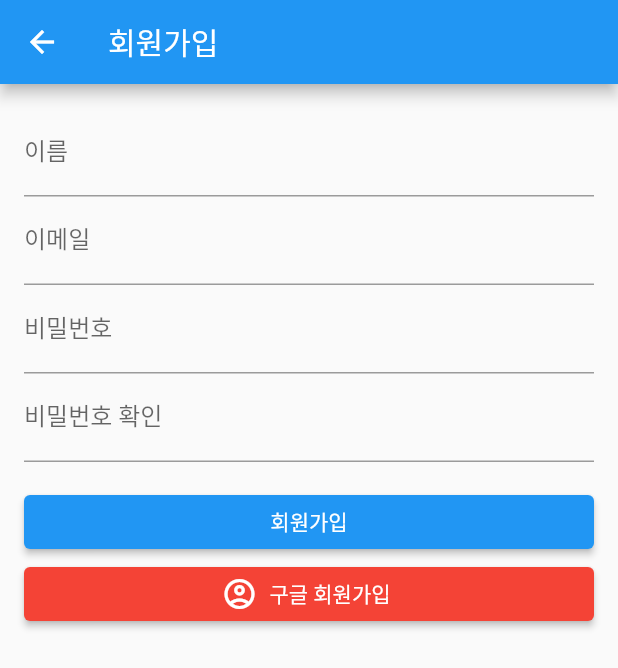
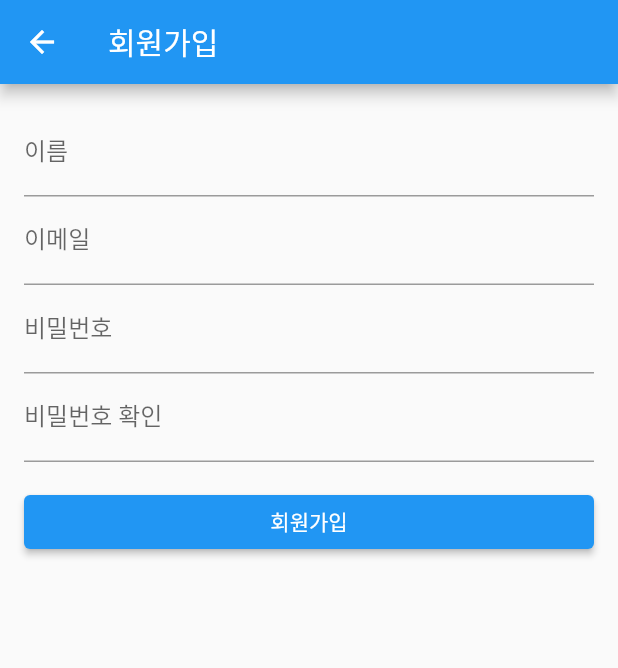
Before and after one commit to ehfdkdhswlgh/live_accident_application, a Flutter app: the RegisterPage screen opened directly, on a phone screen of 412 x 824 dp. Shown: the top 668 px of the screen. Run offline on Flutter 3.47's test engine with Material 2 defaults, Android fonts, the phone set to English and light mode, and no system bars; our stand-ins replace carousel_slider, cloud_firestore, firebase_auth, firebase_core, firebase_storage, fluttertoast and 6 more; accounts and stored records are empty.

Commit message:
김해찬

```diff
--- a/lib/haechan/login.dart
+++ b/lib/haechan/login.dart
@@ -40,6 +40,8 @@ class _MyHomePageState extends State<MyHomePage> {
   final TextEditingController _emailController = TextEditingController();
   final TextEditingController _passwordController = TextEditingController();
 
+  String my_email = 'hae507@gmail.com';
+  String my_pw = '123456';
 
 
   _login() async {
@@ -117,6 +119,7 @@ class _MyHomePageState extends State<MyHomePage> {
             children: <Widget>[
               TextFormField(
                 controller: _emailController,
+                // initialValue: 'hae507@gmail.com',
                 decoration: InputDecoration(
                   labelText: '이메일',
                 ),
@@ -129,6 +132,7 @@ class _MyHomePageState extends State<MyHomePage> {
               ),
               TextFormField(
                 controller: _passwordController,
+                // initialValue: '123456',
                 obscureText: true,
                 decoration: InputDecoration(
                   labelText: '비밀번호',
@@ -171,18 +175,18 @@ class _MyHomePageState extends State<MyHomePage> {
                   child: Text('회원가입'),
                 ),
               ),
-              SizedBox(
-                width: double.infinity,
-                child: ElevatedButton.icon(
-                  style: ElevatedButton.styleFrom(
-                    foregroundColor: Colors.white,
-                    backgroundColor: Colors.red,
-                  ),
-                  icon: Icon(Icons.account_circle_outlined), // 아이콘
-                  label: Text('구글 로그인'),
-                  onPressed: () { signInWithGoogle(); },
-                ),
-              ),
+              // SizedBox(
+              //   width: double.infinity,
+              //   child: ElevatedButton.icon(
+              //     style: ElevatedButton.styleFrom(
+              //       foregroundColor: Colors.white,
+              //       backgroundColor: Colors.red,
+              //     ),
+              //     icon: Icon(Icons.account_circle_outlined), // 아이콘
+              //     label: Text('구글 로그인'),
+              //     onPressed: () { signInWithGoogle(); },
+              //   ),
+              // ),
             ],
           ),
         ),
@@ -297,18 +301,20 @@ class RegisterPage extends StatelessWidget {
                   child: Text('회원가입'),
                 ),
               ),
-              SizedBox(
-                width: double.infinity,
-                child: ElevatedButton.icon(
-                  style: ElevatedButton.styleFrom(
-                    foregroundColor: Colors.white,
-                    backgroundColor: Colors.red,
-                  ),
-                  icon: Icon(Icons.account_circle_outlined), // 아이콘
-                  label: Text('구글 회원가입'),
-                  onPressed: () { signInWithGoogle(); },
-                ),
-              )
+              // SizedBox(
+              //   width: double.infinity,
+              //   child:
+              //   ElevatedButton.icon(
+              //
+              //     style: ElevatedButton.styleFrom(
+              //       foregroundColor: Colors.white,
+              //       backgroundColor: Colors.red,
+              //     ),
+              //     icon: Icon(Icons.account_circle_outlined), // 아이콘
+              //     label: Text('구글 회원가입'),
+              //     onPressed: () { signInWithGoogle(); },
+              //   ),
+              // )
             ],
           ),
         ),
```
